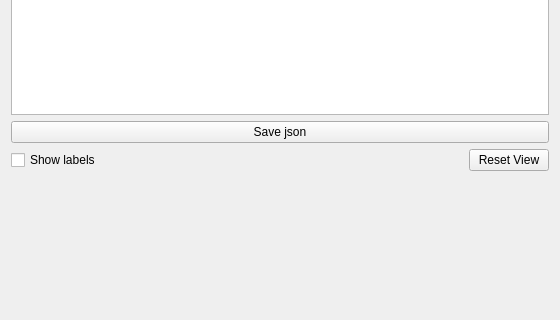
Qt form modules/TimeCurves/TimeCurvesWidget.ui (antoniaschilling/open_iA_TimeCurves) before a commit; both pictures show x 0 to 560 and y 108 to 428 of the 560 by 558 pixel window.
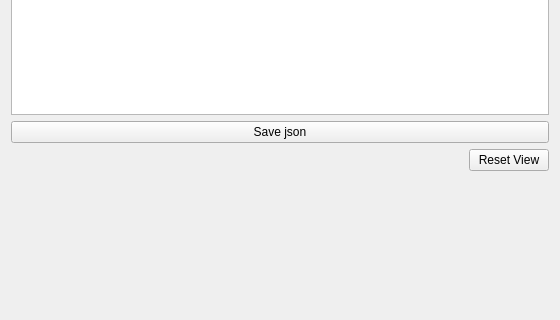
The same form after that commit.

What changed in the file:
```diff
--- a/modules/TimeCurves/TimeCurvesWidget.ui
+++ b/modules/TimeCurves/TimeCurvesWidget.ui
@@ -40,13 +40,6 @@
    </item>
    <item>
     <layout class="QHBoxLayout" name="horizontalLayout_2">
-     <item>
-      <widget class="QCheckBox" name="showLabels">
-       <property name="text">
-        <string>Show labels</string>
-       </property>
-      </widget>
-     </item>
      <item>
       <spacer name="horizontalSpacer_2">
        <property name="orientation">
```
